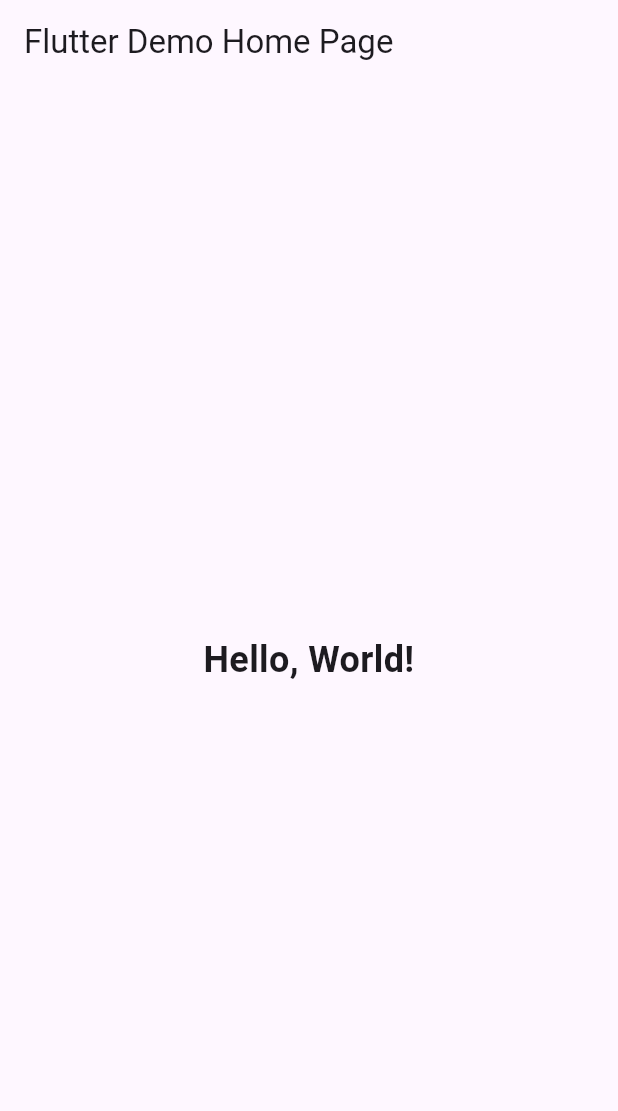
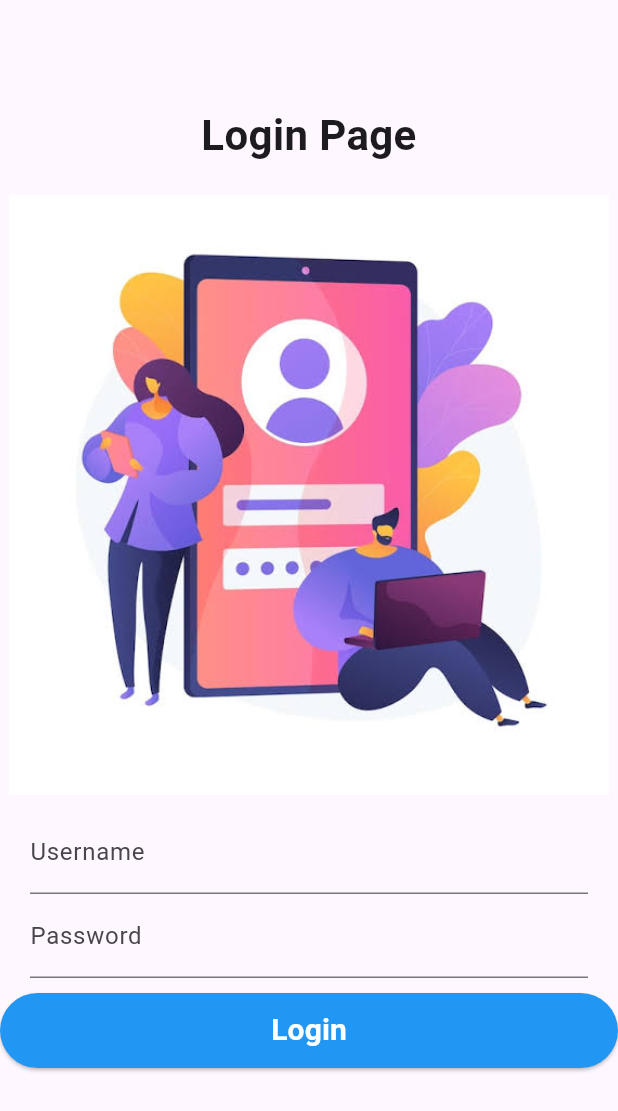
Before and after one commit to Ibrah-N/anti_theft_app, a Flutter app: the screen it shows after launch, on a phone screen of 412 x 824 dp. Shown: the top 1111 px of the screen. Run offline on Flutter 3.47's test engine with Material 3 defaults, Android fonts, the phone set to English and light mode, and no system bars.

Commit message:
login page is added

```diff
--- /dev/null
+++ b/lib/home_page.dart
@@ -0,0 +1,25 @@
+import 'package:flutter/material.dart';
+
+
+class HomePage extends StatelessWidget {
+  const HomePage({super.key});
+
+  @override
+  Widget build(BuildContext context) {
+    return Scaffold(
+        appBar: AppBar(
+          title: const Text('Flutter Demo Home Page'),
+        ),
+
+        body: const Center(
+          child: Text(
+            "Home Page",
+            textDirection: TextDirection.ltr,
+            style: TextStyle(fontSize: 24, fontWeight: FontWeight.bold),
+            textAlign: TextAlign.right,
+
+          ),
+        )
+      );
+  }
+}
--- /dev/null
+++ b/lib/login_page.dart
@@ -0,0 +1,81 @@
+import 'package:flutter/material.dart';
+
+import 'routes.dart';
+
+
+
+class LoginPage extends StatelessWidget {
+  const LoginPage({super.key});
+
+  @override
+  Widget build(BuildContext context) {
+    return Material(
+
+      child: Column(
+
+        children: [
+
+          const SizedBox(height: 70.0),
+          const Text(
+            "Login Page",
+            textDirection: TextDirection.ltr,
+            style: TextStyle(fontSize: 28, fontWeight: FontWeight.bold),
+            textAlign: TextAlign.right,
+          ),
+
+
+          const SizedBox(height: 20.0),
+
+          Image.asset(
+            "assets/images/images.jpeg",
+            width: 400.0,
+            height: 400.0,
+          ),
+
+
+          Padding(
+            padding: const EdgeInsets.symmetric(horizontal: 20.0, vertical: 10.0),
+            child: Column(
+              children: [
+
+              TextFormField(
+                decoration: const InputDecoration(
+                  hintText: "Enter Username",
+                  labelText: "Username",
+                ),
+              ),
+
+
+              TextFormField(
+                obscureText: true,
+                decoration: const InputDecoration(
+                  hintText: "Enter Password",
+                  labelText: "Password",
+                ),
+              ),
+            ],)
+          ),
+
+          ElevatedButton(
+          onPressed: () {
+            Navigator.pushNamed(
+              context,
+              MyRoutes.home
+            );
+          },
+          style: ElevatedButton.styleFrom(
+            minimumSize: const Size(double.infinity, 50.0),
+            backgroundColor: Colors.blue,
+          ),
+          child: const Text(
+            "Login",
+            style: TextStyle(fontSize: 20, fontWeight: FontWeight.bold, color: Colors.white),
+          ),
+        )
+
+
+
+        ])
+    ); // materila
+  }
+}
--- a/lib/main.dart
+++ b/lib/main.dart
@@ -1,4 +1,9 @@
 import 'package:flutter/material.dart';
+
+import 'home_page.dart';
+import 'login_page.dart';
+import 'routes.dart';
+
 
 void main() {
   runApp(const MyApp());
@@ -13,19 +18,13 @@ class MyApp extends StatelessWidget {
   Widget build(BuildContext context) {
     return MaterialApp(
       title: 'Flutter Demo',
+      home: const LoginPage(),
 
-      home: Scaffold(
-        appBar: AppBar(
-          title: const Text('Flutter Demo Home Page'),
-        ),
-        body: const Center(
-          child: Text(
-            "Hello, World!",
-            textDirection: TextDirection.ltr,
-            style: TextStyle(fontSize: 24, fontWeight: FontWeight.bold),
-            textAlign: TextAlign.right,
+      routes: {
+        MyRoutes.home: (context) => const HomePage(),
+        MyRoutes.login: (context) => const LoginPage(),
+      },
 
-          ),)),
     );
   }
 }
--- /dev/null
+++ b/lib/routes.dart
@@ -0,0 +1,6 @@
+
+class MyRoutes {
+  static const String home = '/home';
+  static const String settings = '/setting';
+  static const String login = '/login_page';
+}
--- a/pubspec.yaml
+++ b/pubspec.yaml
@@ -58,8 +58,8 @@ flutter:
   uses-material-design: true
 
   # To add assets to your application, add an assets section, like this:
-  # assets:
-  #   - images/a_dot_burr.jpeg
+  assets:
+    - assets/images/
   #   - images/a_dot_ham.jpeg
 
   # An image asset can refer to one or more resolution-specific "variants", see
```
Also changed, not shown: assets/images/images.jpeg (added).
